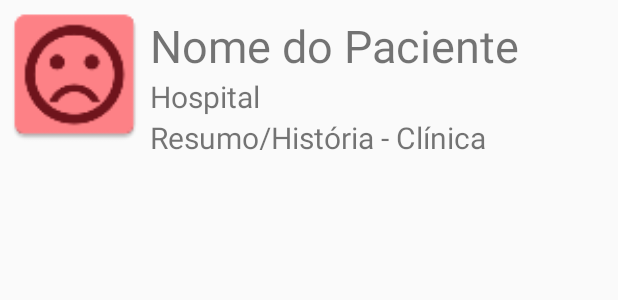
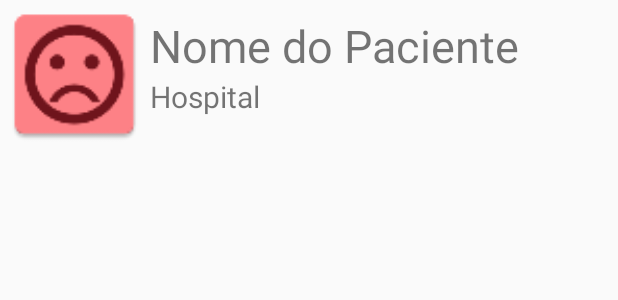
Before and after one commit to giovaninb/TeleVisao, an Android app: the layout item_atend_listview.xml on its own in the app's theme, with its tools: preview values and no code run, on a phone screen of 412 x 824 dp. Shown: the top 300 px of the screen. Run offline under Robolectric (Android 15) with nearby library versions, the phone set to English and light mode, and no system bars; network calls fail.

```diff
--- a/app/src/main/java/br/edu/ufcspa/giovanib/televisao/controle/AdapterListaAtend.java
+++ b/app/src/main/java/br/edu/ufcspa/giovanib/televisao/controle/AdapterListaAtend.java
@@ -51,7 +51,6 @@ public class AdapterListaAtend extends BaseAdapter {
         ImageView imagem = (ImageView) view.findViewById(R.id.lista_atend_imagem);
         TextView nome = (TextView) view.findViewById(R.id.lista_atend_nomePac);
         TextView hospital = (TextView) view.findViewById(R.id.lista_atend_hospital);
-        TextView descricao = (TextView) view.findViewById(R.id.lista_atend_descricao);
 
         EstadoAtendimento estadoAtendimento = atendimento.getEstadoAtendimento();
 
@@ -65,7 +64,6 @@ public class AdapterListaAtend extends BaseAdapter {
         //populando as Views
         nome.setText(atendimento.getNomePaciente());
         hospital.setText(atendimento.getHospital());
-        descricao.setText(atendimento.getDescricao());
 
         return view;
     }
--- a/app/src/main/res/layout/item_atend_listview.xml
+++ b/app/src/main/res/layout/item_atend_listview.xml
@@ -34,12 +34,6 @@
             android:text="@string/solicAt_hospital"
             android:textSize="20dp" />
 
-        <TextView
-            android:id="@+id/lista_atend_descricao"
-            android:layout_width="match_parent"
-            android:layout_height="wrap_content"
-            android:text="@string/solicAt_descricao"
-            android:textSize="20dp" />
     </LinearLayout>
 
 </LinearLayout>
```
